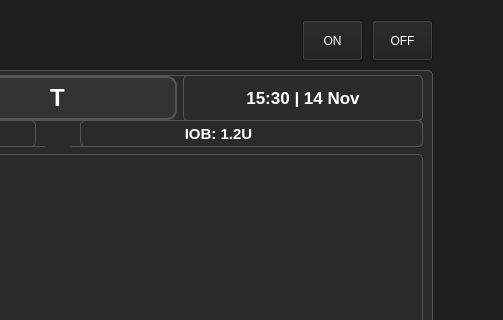
This is src/mainwindow.ui in Jelloge/insulin-pump-project as Qt 5 draws it before an edit; both pictures show x 358 to 861 and y 0 to 320 of the 1086 by 716 pixel window. The edited form follows.
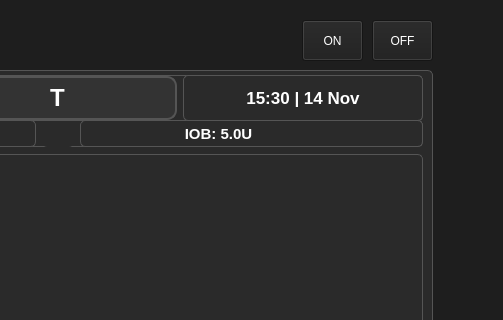
This is the edited form. Custom widgets are drawn as their Qt base class.

Commit message: changed default iob from 1.2 to 5

What changed in the file:
```diff
--- a/src/mainwindow.ui
+++ b/src/mainwindow.ui
@@ -96,7 +96,7 @@
          <string notr="true">color: white; font-weight: bold; font-size: 11pt;</string>
         </property>
         <property name="text">
-         <string>                        IOB: 1.2U</string>
+         <string>                        IOB: 5.0U</string>
         </property>
         <property name="alignment">
          <set>Qt::AlignLeading|Qt::AlignLeft|Qt::AlignVCenter</set>
```
